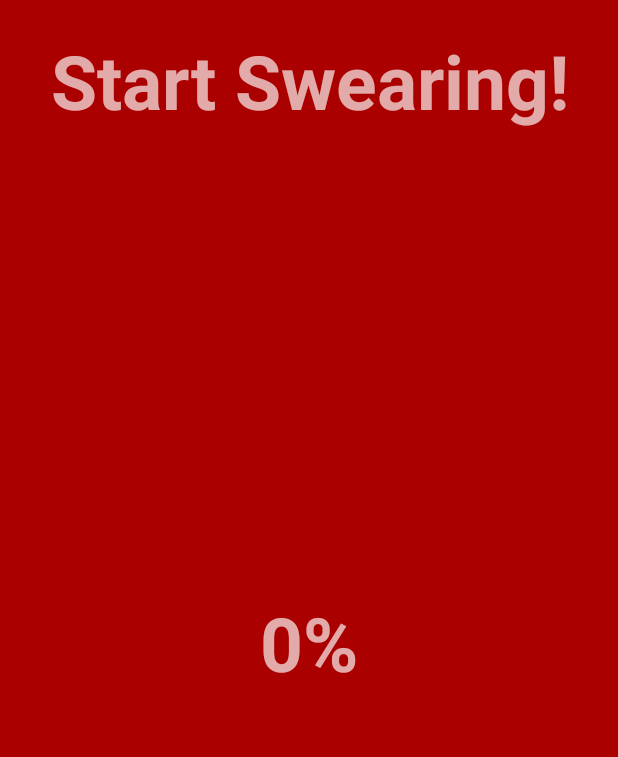
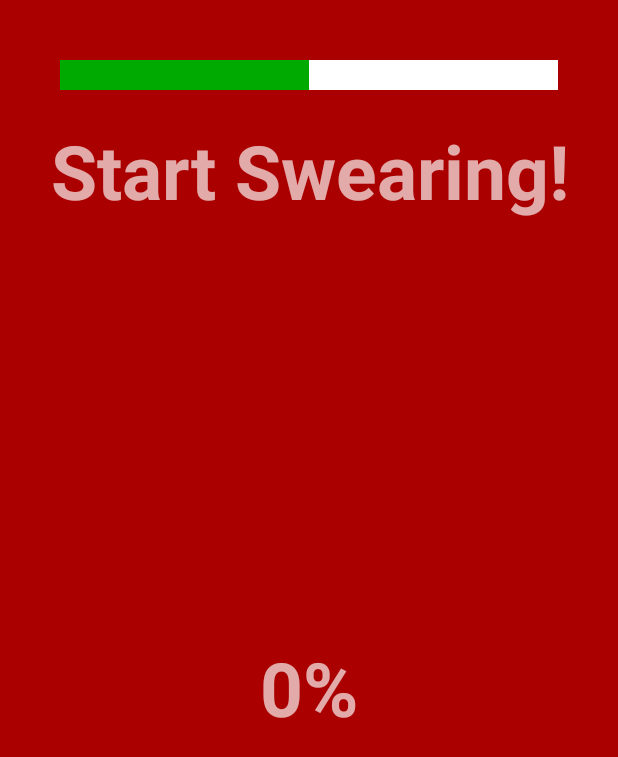
Before and after one commit to smarek/f-ckaptcha, an Android app: the screen it shows after launch (CaptchaActivity), on a phone screen of 412 x 824 dp. Shown: the top 757 px of the screen. Run offline under Robolectric (Android 15) with nearby library versions, the phone set to English and light mode, and no system bars; libraries missing offline, so code that uses them is left out: com.urbandroid.sleep; 3 statements that could not run were skipped.

Commit message:
Added voice level progressbar indicator

```diff
--- a/app/src/main/java/cz/msebera/captcha/CaptchaActivity.java
+++ b/app/src/main/java/cz/msebera/captcha/CaptchaActivity.java
@@ -10,6 +10,7 @@ import android.speech.RecognitionListener;
 import android.speech.RecognizerIntent;
 import android.speech.SpeechRecognizer;
 import android.util.Log;
+import android.widget.ProgressBar;
 import android.widget.TextView;
 import android.widget.Toast;
 
@@ -24,7 +25,10 @@ public final class CaptchaActivity extends Activity {
     private SpeechRecognizer speech;
     private final Handler handler = new Handler();
     private int currentOrientation = -1;
-    private TextView score;
+    private int count = 0;
+    private boolean listening = false;
+    private ProgressBar voiceLevel;
+    private TextView score, scoreLabel;
     public static final String TAG = "Fuckaptcha";
 
     private final RemainingTimeListener remainingTimeListener = new RemainingTimeListener() {
@@ -51,6 +55,7 @@ public final class CaptchaActivity extends Activity {
 
         @Override
         public void onRmsChanged(float rmsdB) {
+            voiceLevel.setProgress((int) ((rmsdB + 120) / 1.8));
         }
 
         @Override
@@ -69,39 +74,39 @@ public final class CaptchaActivity extends Activity {
             Log.d(TAG, String.format("onError %d", error));
             switch (error) {
                 case SpeechRecognizer.ERROR_AUDIO:
-                    score.setText("Audio is Fucked!");
+                    scoreLabel.setText("Audio is Fucked!");
                     stopFuckingAround();
                     break;
                 case SpeechRecognizer.ERROR_CLIENT:
-                    score.setText("Client is Fucked!");
+                    scoreLabel.setText("Client is Fucked!");
                     stopFuckingAround();
                     break;
                 case SpeechRecognizer.ERROR_INSUFFICIENT_PERMISSIONS:
-                    score.setText("Permissions are Fucked Up!");
+                    scoreLabel.setText("Permissions are Fucked Up!");
                     stopFuckingAround();
                     break;
                 case SpeechRecognizer.ERROR_NETWORK:
-                    score.setText("Network is Fucked Up!");
+                    scoreLabel.setText("Network is Fucked Up!");
                     stopFuckingAround();
                     break;
                 case SpeechRecognizer.ERROR_NETWORK_TIMEOUT:
-                    score.setText("Network timeout, Fuck!");
+                    scoreLabel.setText("Network timeout, Fuck!");
                     startVoiceRecognition();
                     break;
                 case SpeechRecognizer.ERROR_NO_MATCH:
-                    score.setText("Stop Mumbling!");
+                    scoreLabel.setText("Stop Mumbling!");
                     startVoiceRecognition();
                     break;
                 case SpeechRecognizer.ERROR_RECOGNIZER_BUSY:
-                    score.setText("Recognizer busy, OMG!");
-                    stopFuckingAround();
+                    scoreLabel.setText("Recognizer busy, OMG!");
+                    startVoiceRecognition();
                     break;
                 case SpeechRecognizer.ERROR_SERVER:
-                    score.setText("Server error, WTF?");
+                    scoreLabel.setText("Server error, WTF?");
                     stopFuckingAround();
                     break;
                 case SpeechRecognizer.ERROR_SPEECH_TIMEOUT:
-                    score.setText("SWEAR GOD DAMMIT!");
+                    scoreLabel.setText("SWEAR GOD DAMMIT!");
                     startVoiceRecognition();
                     break;
                 default:
@@ -131,8 +136,13 @@ public final class CaptchaActivity extends Activity {
                 return;
             }
             for (String s : partialResults.getStringArrayList(SpeechRecognizer.RESULTS_RECOGNITION)) {
-                Log.d(TAG, String.format("%s", s));
+                for (String word : s.split(" ")) {
+                    if (word.contains("*")) {
+                        count++;
+                    }
+                }
             }
+            score.setText(String.format("%d%%", count));
             startVoiceRecognition();
         }
 
@@ -152,11 +162,13 @@ public final class CaptchaActivity extends Activity {
 
         ((TextView) findViewById(R.id.difficulty)).setText(getString(R.string.difficulty, captchaSupport.getDifficulty()));
         score = (TextView) findViewById(R.id.score);
+        scoreLabel = (TextView) findViewById(R.id.score_label);
+        voiceLevel = (ProgressBar) findViewById(R.id.voiceLevel);
     }
 
     private void killVoiceRecognition() {
         if (speech != null) {
-            Log.d(TAG, "killVoiceRecognition", new Error("StackTrace"));
+            Log.d(TAG, "killVoiceRecognition");
             speech.stopListening();
             speech.destroy();
             speech = null;
@@ -168,18 +180,24 @@ public final class CaptchaActivity extends Activity {
             speech = SpeechRecognizer.createSpeechRecognizer(this);
             speech.setRecognitionListener(recognitionListener);
         }
-        speech.cancel();
+        if (listening) {
+            listening = false;
+            speech.cancel();
+        }
         Intent startIntent = new Intent(RecognizerIntent.ACTION_RECOGNIZE_SPEECH);
-        startIntent.putExtra(RecognizerIntent.EXTRA_LANGUAGE_MODEL, RecognizerIntent.LANGUAGE_MODEL_FREE_FORM);
-        startIntent.putExtra(RecognizerIntent.EXTRA_MAX_RESULTS, 1);
-        startIntent.putExtra(RecognizerIntent.EXTRA_SPEECH_INPUT_MINIMUM_LENGTH_MILLIS, 300);
-        startIntent.putExtra(RecognizerIntent.EXTRA_SPEECH_INPUT_COMPLETE_SILENCE_LENGTH_MILLIS, 1000);
-        startIntent.putExtra(RecognizerIntent.EXTRA_PREFER_OFFLINE, true);
-        startIntent.putExtra(RecognizerIntent.EXTRA_PARTIAL_RESULTS, false);
+//        startIntent.putExtra(RecognizerIntent.EXTRA_LANGUAGE_MODEL, RecognizerIntent.LANGUAGE_MODEL_FREE_FORM);
+//        startIntent.putExtra(RecognizerIntent.EXTRA_MAX_RESULTS, 1);
+//        startIntent.putExtra(RecognizerIntent.EXTRA_SPEECH_INPUT_MINIMUM_LENGTH_MILLIS, 300);
+//        startIntent.putExtra(RecognizerIntent.EXTRA_SPEECH_INPUT_COMPLETE_SILENCE_LENGTH_MILLIS, 1000);
+//        startIntent.putExtra(RecognizerIntent.EXTRA_PREFER_OFFLINE, true);
+        startIntent.putExtra(RecognizerIntent.EXTRA_PARTIAL_RESULTS, true);
+        startIntent.putExtra("android.speech.extra.DICTATION_MODE", true);
         speech.startListening(startIntent);
+        listening = true;
     }
 
     private void stopFuckingAround() {
+        voiceLevel.setProgress(0);
         killVoiceRecognition();
         handler.removeCallbacksAndMessages(null);
         setRequestedOrientation(ActivityInfo.SCREEN_ORIENTATION_FULL_SENSOR);
--- /dev/null
+++ b/app/src/main/res/drawable/greenprogress.xml
@@ -0,0 +1,17 @@
+<?xml version="1.0" encoding="utf-8"?>
+<layer-list xmlns:android="http://schemas.android.com/apk/res/android">
+    <item android:id="@android:id/background">
+        <shape>
+            <solid android:color="#FFFFFF" />
+        </shape>
+    </item>
+
+    <item android:id="@android:id/progress">
+        <clip>
+            <shape>
+                <solid android:color="#00AA00" />
+            </shape>
+        </clip>
+    </item>
+
+</layer-list>
--- a/app/src/main/res/layout/main.xml
+++ b/app/src/main/res/layout/main.xml
@@ -5,6 +5,17 @@
     android:background="#AA0000"
     android:orientation="vertical"
     android:padding="20dp">
+
+    <ProgressBar
+        android:id="@+id/voiceLevel"
+        android:layout_width="match_parent"
+        android:layout_height="wrap_content"
+        android:indeterminate="false"
+        style="@android:style/Widget.ProgressBar.Horizontal"
+        android:layout_margin="20dp"
+        android:progressDrawable="@drawable/greenprogress"
+        android:max="100"
+        android:progress="50"/>
 
     <TextView
         android:id="@+id/score_label"
@@ -36,13 +47,9 @@
         android:layout_height="wrap_content"
         android:layout_gravity="center"
         android:gravity="center"
-        android:shadowColor="#000000"
-        android:shadowDx="-2"
-        android:shadowDy="2"
-        android:shadowRadius="0.01"
         android:textColor="#AAFFFFFF"
         android:textSize="25sp"
         android:textStyle="bold"
-        tools:text="Very Simple" />
+        tools:text="Difficulty 1" />
 
 </LinearLayout>
```
